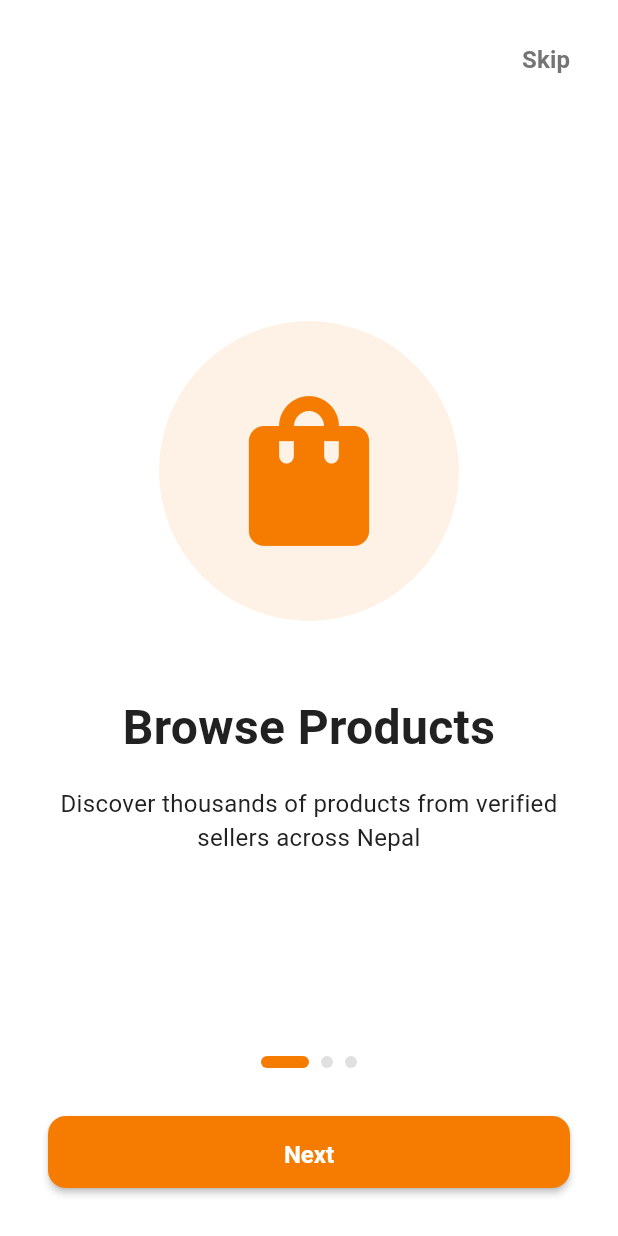
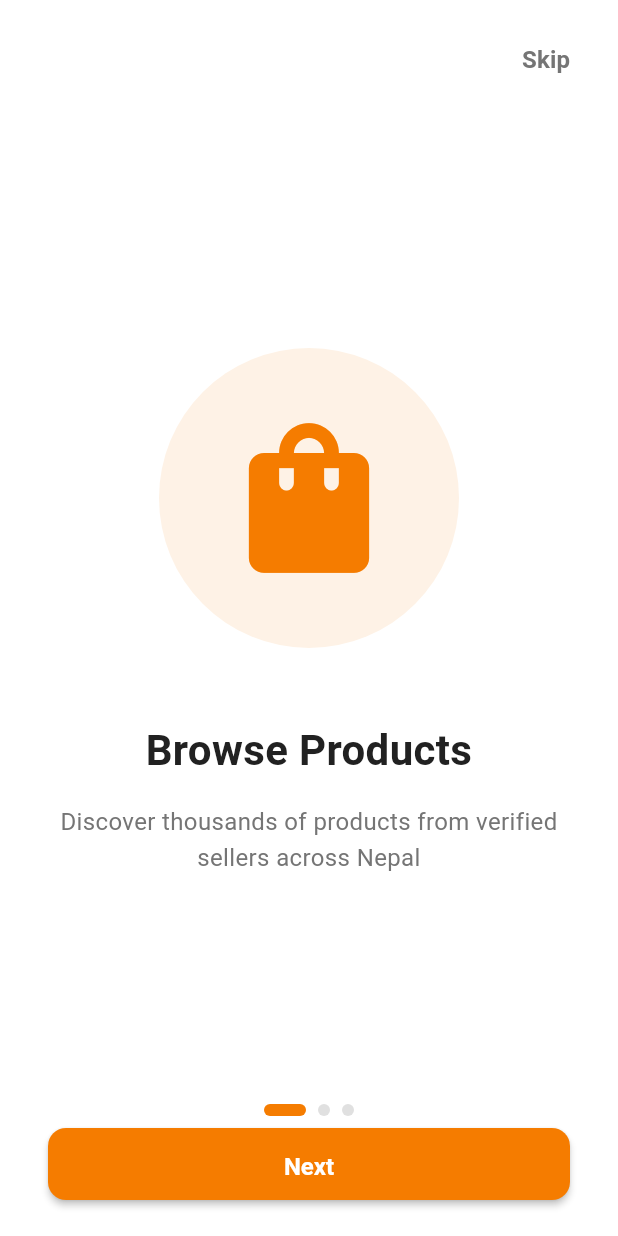
Before and after one commit to smritikhanal/xpress_nepal, a Flutter app: the screen it shows after launch, on a phone screen of 412 x 824 dp. Run offline on Flutter 3.47's test engine with Material 3 defaults, Android fonts, the phone set to English and light mode, and no system bars.

Commit message:
Feat: made tablet screen responsive

```diff
--- a/lib/features/onboarding/screens/onboarding_screen.dart
+++ b/lib/features/onboarding/screens/onboarding_screen.dart
@@ -23,19 +23,16 @@ class _OnboardingScreenState extends State<OnboardingScreen> {
       'title': AppStrings.onboarding1Title,
       'description': AppStrings.onboarding1Desc,
       'icon': Icons.shopping_bag,
-      'color': AppColors.primaryOrange,
     },
     {
       'title': AppStrings.onboarding2Title,
       'description': AppStrings.onboarding2Desc,
       'icon': Icons.shopping_cart,
-      'color': AppColors.success,
     },
     {
       'title': AppStrings.onboarding3Title,
       'description': AppStrings.onboarding3Desc,
       'icon': Icons.local_shipping,
-      'color': AppColors.info,
     },
   ];
 
@@ -62,10 +59,14 @@ class _OnboardingScreenState extends State<OnboardingScreen> {
   Widget build(BuildContext context) {
     final size = MediaQuery.of(context).size;
     final isTablet = size.width >= 650;
+    final maxWidth = isTablet ? 700.0 : double.infinity;
 
     return Scaffold(
       backgroundColor: AppColors.white,
       body: SafeArea(
+        child: Center(
+          child: Container(
+            constraints: BoxConstraints(maxWidth: maxWidth),
             child: Column(
               children: [
                 // Skip Button
@@ -99,24 +100,28 @@ class _OnboardingScreenState extends State<OnboardingScreen> {
                         title: _pages[index]['title'],
                         description: _pages[index]['description'],
                         icon: _pages[index]['icon'],
-                    iconColor: _pages[index]['color'],
+                        isTablet: isTablet,
                       );
                     },
                   ),
                 ),
 
                 // Page Indicators
-            Row(
+                Padding(
+                  padding: EdgeInsets.only(
+                    bottom: isTablet ? AppSizes.paddingM : AppSizes.paddingS,
+                  ),
+                  child: Row(
                     mainAxisAlignment: MainAxisAlignment.center,
                     children: List.generate(
                       _pages.length,
                       (index) => AnimatedContainer(
                         duration: const Duration(milliseconds: 300),
-                  margin: const EdgeInsets.symmetric(
-                    horizontal: AppSizes.spaceXS,
+                        margin: EdgeInsets.symmetric(
+                          horizontal: isTablet ? 6 : 4,
                         ),
                         width: _currentPage == index
-                      ? (isTablet ? 40 : 32)
+                            ? (isTablet ? 40 : 28)
                             : (isTablet ? 12 : 8),
                         height: isTablet ? 12 : 8,
                         decoration: BoxDecoration(
@@ -128,11 +133,15 @@ class _OnboardingScreenState extends State<OnboardingScreen> {
                       ),
                     ),
                   ),
+                ),
 
                 // Next/Get Started Button
                 Padding(
-              padding: EdgeInsets.all(
+                  padding: EdgeInsets.fromLTRB(
                     isTablet ? AppSizes.paddingXL * 2 : AppSizes.paddingXL,
+                    0,
+                    isTablet ? AppSizes.paddingXL * 2 : AppSizes.paddingXL,
+                    isTablet ? AppSizes.paddingXL : AppSizes.paddingL,
                   ),
                   child: CustomButton(
                     text: _currentPage == _pages.length - 1
@@ -156,6 +165,8 @@ class _OnboardingScreenState extends State<OnboardingScreen> {
               ],
             ),
           ),
+        ),
+      ),
     );
   }
 }
--- a/lib/features/onboarding/widgets/onboarding_page.dart
+++ b/lib/features/onboarding/widgets/onboarding_page.dart
@@ -1,4 +1,5 @@
 import 'package:flutter/material.dart';
+import '../../../core/constants/app_colors.dart';
 import '../../../core/constants/app_sizes.dart';
 import '../../../core/theme/text_styles.dart';
 
@@ -6,20 +7,20 @@ class OnboardingPage extends StatelessWidget {
   final String title;
   final String description;
   final IconData icon;
-  final Color iconColor;
+  final bool isTablet;
 
   const OnboardingPage({
     Key? key,
     required this.title,
     required this.description,
     required this.icon,
-    required this.iconColor,
+    required this.isTablet,
   }) : super(key: key);
 
   @override
   Widget build(BuildContext context) {
-    final size = MediaQuery.of(context).size;
-    final isTablet = size.width >= 650;
+    final iconSize = isTablet ? 180.0 : 120.0;
+    final containerSize = isTablet ? 280.0 : 200.0;
 
     return Padding(
       padding: EdgeInsets.symmetric(
@@ -30,17 +31,13 @@ class OnboardingPage extends StatelessWidget {
         children: [
           // Icon with background
           Container(
-            width: isTablet ? 250 : 200,
-            height: isTablet ? 250 : 200,
+            width: containerSize,
+            height: containerSize,
             decoration: BoxDecoration(
-              color: iconColor.withValues(alpha: 0.1),
+              color: AppColors.primaryOrange.withValues(alpha: 0.1),
               shape: BoxShape.circle,
             ),
-            child: Icon(
-              icon,
-              size: isTablet ? AppSizes.iconXXL * 2 : AppSizes.iconXXL * 1.5,
-              color: iconColor,
-            ),
+            child: Icon(icon, size: iconSize, color: AppColors.primaryOrange),
           ),
           SizedBox(
             height: isTablet ? AppSizes.spaceXXL * 2 : AppSizes.spaceXXL,
@@ -50,19 +47,27 @@ class OnboardingPage extends StatelessWidget {
           Text(
             title,
             textAlign: TextAlign.center,
-            style: isTablet
-                ? AppTextStyles.h1.copyWith(fontSize: 42)
-                : AppTextStyles.h1,
+            style: AppTextStyles.h1.copyWith(
+              fontSize: isTablet ? 38 : 28,
+              fontWeight: FontWeight.bold,
+            ),
           ),
-          const SizedBox(height: AppSizes.spaceM),
+          SizedBox(height: isTablet ? AppSizes.spaceL : AppSizes.spaceM),
 
           // Description
-          Text(
-            description,
-            textAlign: TextAlign.center,
-            style: isTablet
-                ? AppTextStyles.body.copyWith(fontSize: 20)
-                : AppTextStyles.body,
+          Padding(
+            padding: EdgeInsets.symmetric(
+              horizontal: isTablet ? AppSizes.paddingL : 0,
+            ),
+            child: Text(
+              description,
+              textAlign: TextAlign.center,
+              style: AppTextStyles.body.copyWith(
+                fontSize: isTablet ? 20 : 16,
+                color: AppColors.textSecondary,
+                height: 1.5,
+              ),
+            ),
           ),
         ],
       ),
```
Lines whose indentation alone changed are shown as unchanged.
